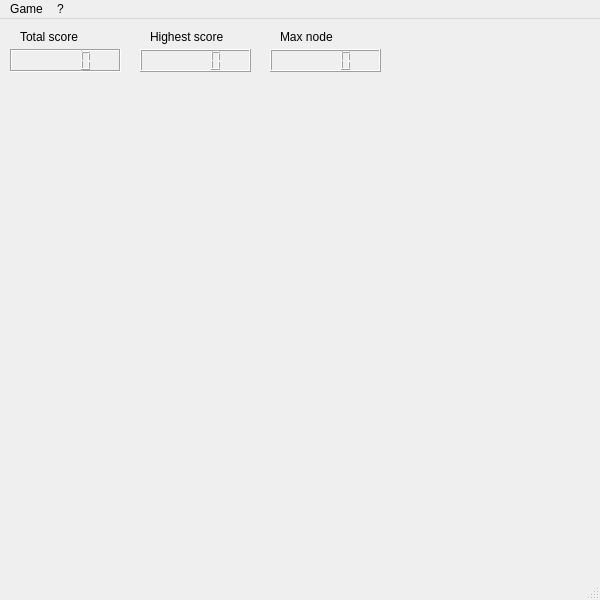
First picture: the form in mainwindow.ui, repository cerevra/2048, before the edit.
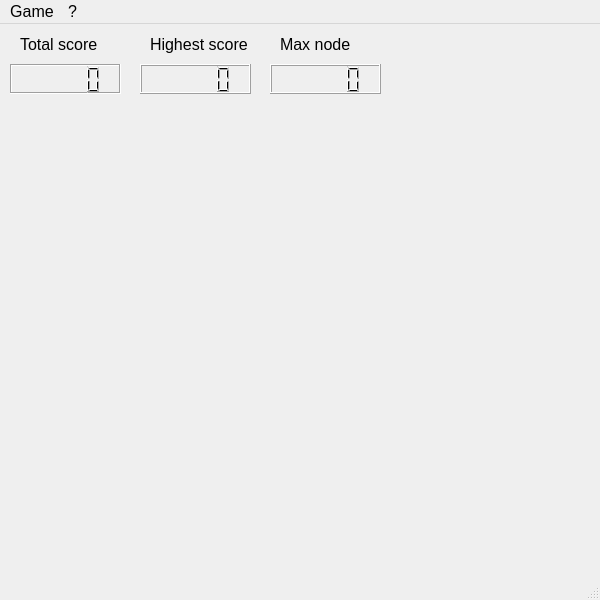
Second picture: the form after the edit.

Commit message: font correction

```diff
--- a/mainwindow.ui
+++ b/mainwindow.ui
@@ -19,6 +19,7 @@
   <property name="font">
    <font>
     <family>Arial</family>
+    <pointsize>12</pointsize>
    </font>
   </property>
   <property name="windowTitle">
@@ -29,9 +30,9 @@
     <property name="geometry">
      <rect>
       <x>10</x>
-      <y>30</y>
+      <y>40</y>
       <width>111</width>
-      <height>23</height>
+      <height>30</height>
      </rect>
     </property>
     <property name="frameShape">
@@ -46,8 +47,8 @@
      <rect>
       <x>20</x>
       <y>10</y>
-      <width>71</width>
-      <height>16</height>
+      <width>101</width>
+      <height>21</height>
      </rect>
     </property>
     <property name="text">
@@ -58,9 +59,9 @@
     <property name="geometry">
      <rect>
       <x>140</x>
-      <y>30</y>
+      <y>40</y>
       <width>111</width>
-      <height>23</height>
+      <height>30</height>
      </rect>
     </property>
    </widget>
@@ -69,8 +70,8 @@
      <rect>
       <x>150</x>
       <y>10</y>
-      <width>81</width>
-      <height>16</height>
+      <width>101</width>
+      <height>21</height>
      </rect>
     </property>
     <property name="text">
@@ -81,9 +82,9 @@
     <property name="geometry">
      <rect>
       <x>270</x>
-      <y>30</y>
+      <y>40</y>
       <width>111</width>
-      <height>23</height>
+      <height>30</height>
      </rect>
     </property>
    </widget>
@@ -92,8 +93,8 @@
      <rect>
       <x>280</x>
       <y>10</y>
-      <width>61</width>
-      <height>16</height>
+      <width>81</width>
+      <height>21</height>
      </rect>
     </property>
     <property name="text">
@@ -107,7 +108,7 @@
      <x>0</x>
      <y>0</y>
      <width>600</width>
-     <height>21</height>
+     <height>24</height>
     </rect>
    </property>
    <property name="nativeMenuBar">
```
